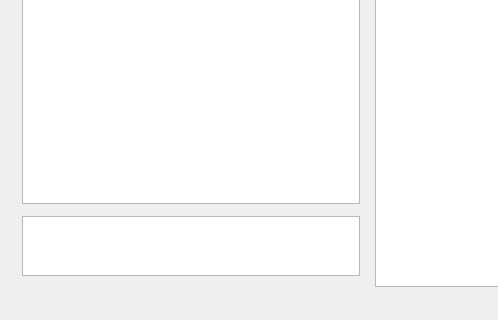
gunoodaddy/SharedPainter, file SharedPainter/sharedpainter.ui: the form before one commit; both pictures show x 0 to 498 and y 365 to 685 of the 718 by 685 pixel window.
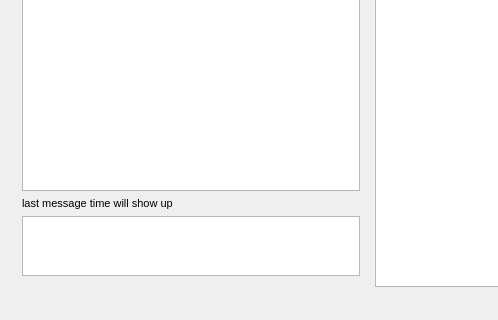
The form after the commit.

Commit message: verion 0.6.7, last message time

What changed in the file:
```diff
--- a/SharedPainter/sharedpainter.ui
+++ b/SharedPainter/sharedpainter.ui
@@ -30,12 +30,21 @@
          </widget>
         </item>
         <item>
-         <widget class="QFrame" name="frame">
-          <property name="frameShape">
-           <enum>QFrame::StyledPanel</enum>
+         <widget class="QLabel" name="labelLastMessageTime">
+          <property name="minimumSize">
+           <size>
+            <width>50</width>
+            <height>0</height>
+           </size>
           </property>
-          <property name="frameShadow">
-           <enum>QFrame::Raised</enum>
+          <property name="font">
+           <font>
+            <family>Arial</family>
+            <pointsize>8</pointsize>
+           </font>
+          </property>
+          <property name="text">
+           <string>last message time will show up</string>
           </property>
          </widget>
         </item>
```
The commit also changes 3 other files.
